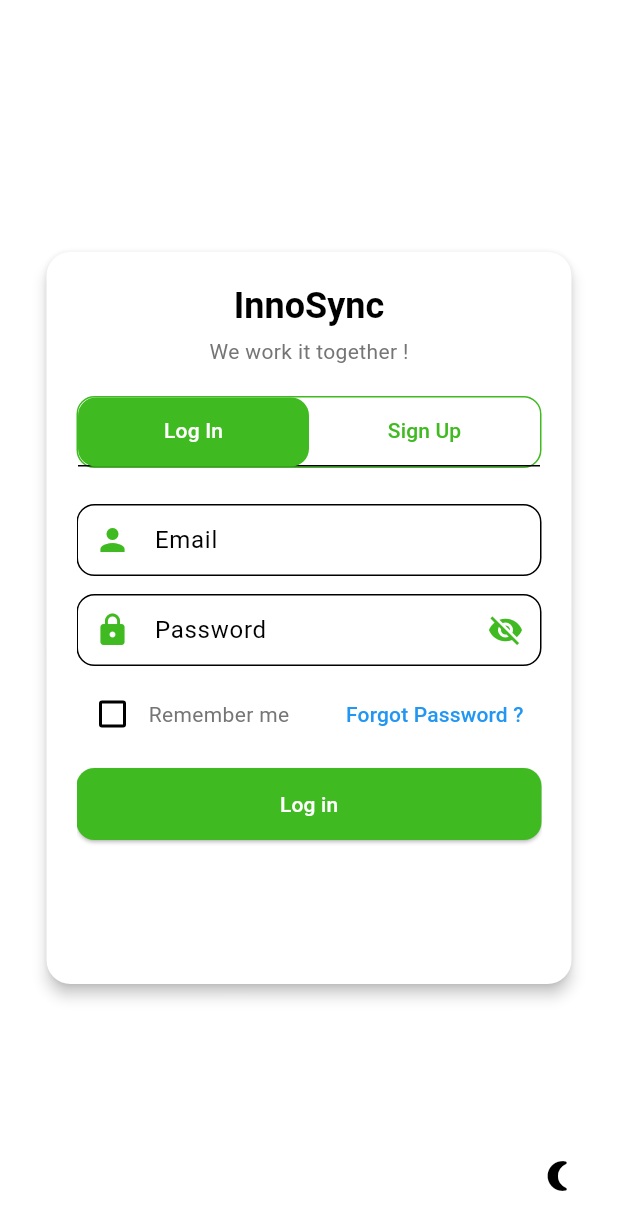
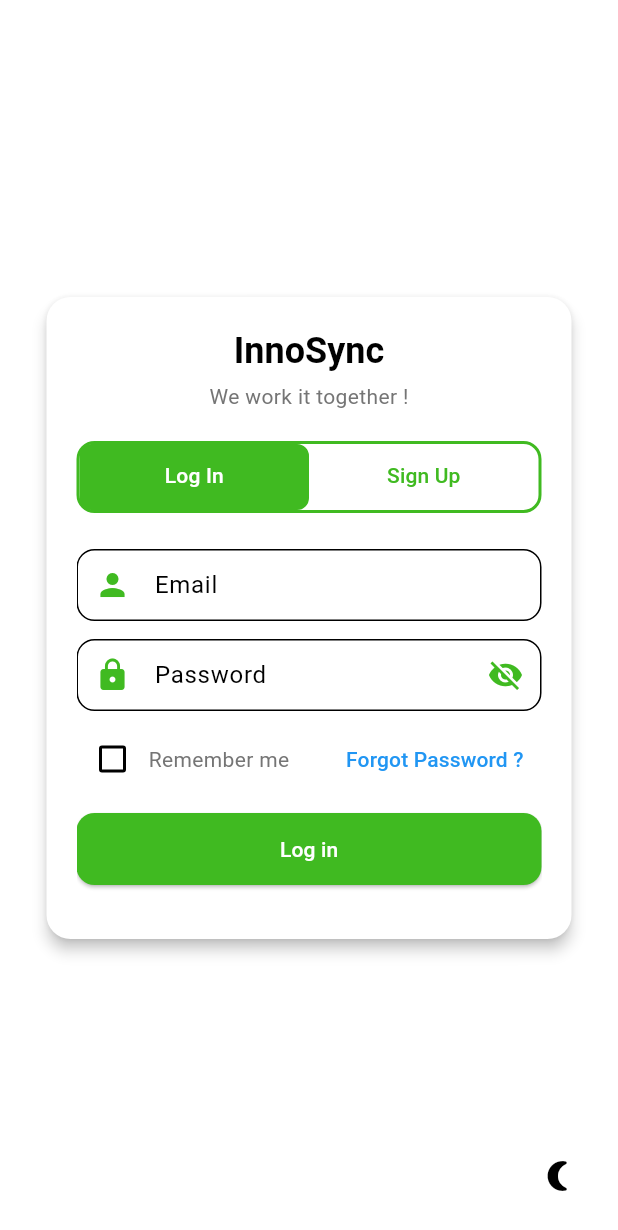
Before and after one commit to team-18-project/InnoSync, a Flutter app: the screen it shows after launch, on a phone screen of 412 x 824 dp. Shown: the top 1230 px of the screen. Run offline on Flutter 3.47's test engine with Material 3 defaults, Android fonts, the light colour scheme and no system bars; our stand-ins replace file_picker, image_picker, shared_preferences.

Commit message:
login UI fix

```diff
--- a/frontend/lib/screens/login_form.dart
+++ b/frontend/lib/screens/login_form.dart
@@ -158,7 +158,7 @@
   @override
   Widget build(BuildContext context) {
     return Scaffold(
-      backgroundColor: Theme.of(context).colorScheme.surface,
+      backgroundColor: Theme.of(context).scaffoldBackgroundColor,
       body: FormContainer(
         formKey: _formKey,
         title: "InnoSync",
--- a/frontend/lib/screens/pages/discover_page.dart
+++ b/frontend/lib/screens/pages/discover_page.dart
@@ -1,5 +1,4 @@
 import 'package:flutter/material.dart';
-import 'package:frontend/theme/colors.dart';
 import '../../models/project_model.dart';
 import '../../models/talent_model.dart';
 import '../../widgets/discover/widgets.dart';
@@ -108,8 +107,9 @@
 
   @override
   Widget build(BuildContext context) {
+    final theme = Theme.of(context);
     return Scaffold(
-      backgroundColor: AppColors.background,
+      backgroundColor: theme.scaffoldBackgroundColor,
       body: Padding(
         padding: const EdgeInsets.all(16.0),
         child: Column(
--- a/frontend/lib/theme/app_theme.dart
+++ b/frontend/lib/theme/app_theme.dart
@@ -96,6 +96,14 @@
       onSurface: AppColors.textPrimary,
       onError: AppColors.textOnPrimary,
     ),
+    tabBarTheme: TabBarThemeData(
+      indicator: BoxDecoration(
+        color: AppColors.primary,
+        borderRadius: BorderRadius.all(Radius.circular(AppDimensions.radiusLg)),
+        border: Border.all(color: AppColors.primary, width: 2),
+      ),
+      dividerColor: Colors.transparent,
+    ),
   );
 
   // Dark ThemeData
@@ -127,5 +135,13 @@
       onSurface: AppColors.textPrimaryDark,
       onError: AppColors.textOnPrimaryDark,
     ),
+    tabBarTheme: TabBarThemeData(
+      indicator: BoxDecoration(
+        color: AppColors.primaryDarkTheme,
+        borderRadius: BorderRadius.all(Radius.circular(AppDimensions.radiusLg)),
+        border: Border.all(color: AppColors.primaryDarkTheme, width: 2),
+      ),
+      dividerColor: Colors.transparent,
+    ),
   );
 }
--- a/frontend/lib/theme/dimensions.dart
+++ b/frontend/lib/theme/dimensions.dart
@@ -30,7 +30,7 @@
 
   // Widths
   static const double containerWidth = 350.0;
-  static const double tabViewHeight = 300.0;
+  static const double tabViewHeight = 240.0;
 
   // Shadows
   static const double shadowBlur = 8.0;
--- a/frontend/lib/widgets/login/tab_selector.dart
+++ b/frontend/lib/widgets/login/tab_selector.dart
@@ -13,23 +13,25 @@
 
   @override
   Widget build(BuildContext context) {
-    final colorScheme = Theme.of(context).colorScheme;
+    final theme = Theme.of(context);
     return Container(
       height: AppDimensions.tabHeight,
       decoration: BoxDecoration(
-        border: Border.all(color: colorScheme.primary),
+        border: Border.all(color: theme.colorScheme.primary, width: 2),
         borderRadius: BorderRadius.circular(AppDimensions.radiusLg),
+        color: theme.colorScheme.surface,
       ),
       child: TabBar(
         controller: controller,
+        tabs: tabLabels.map((label) => Tab(text: label)).toList(),
         indicator: BoxDecoration(
-          color: colorScheme.primary,
-          borderRadius: BorderRadius.circular(AppDimensions.radiusLg),
+          color: theme.colorScheme.primary,
+          borderRadius: BorderRadius.circular(AppDimensions.radiusMd),
+          border: Border.all(color: theme.colorScheme.primary, width: 2),
         ),
-        labelColor: colorScheme.onPrimary,
-        unselectedLabelColor: colorScheme.primary,
+        labelColor: theme.colorScheme.onPrimary,
+        unselectedLabelColor: theme.colorScheme.primary,
         indicatorSize: TabBarIndicatorSize.tab,
-        tabs: tabLabels.map((label) => Tab(text: label)).toList(),
       ),
     );
   }
```
